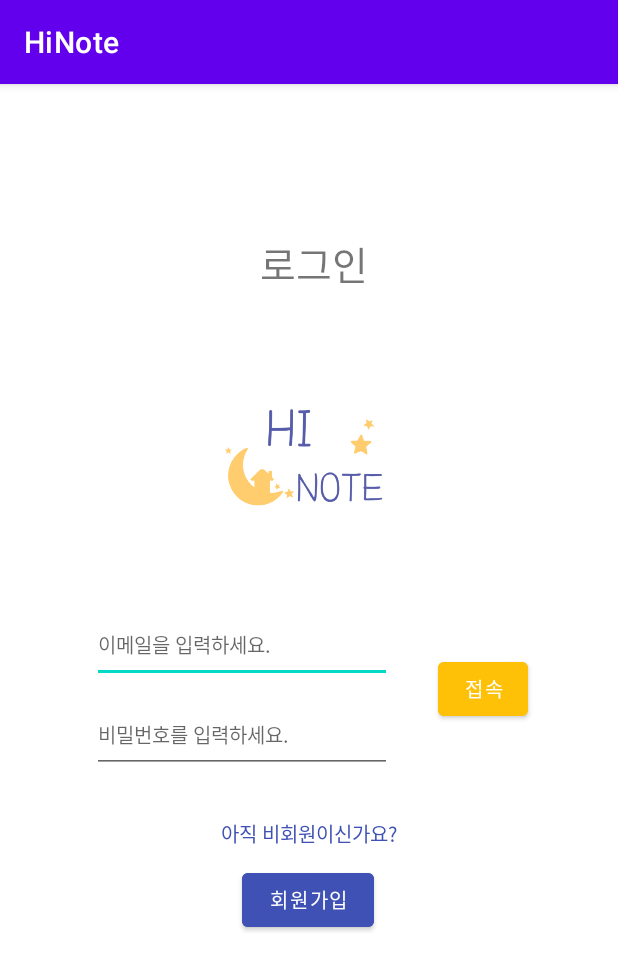
After one commit to sme1029/Toy_Codingdong, an Android app: the LogActivity screen opened directly, with no data from a screen before it, on a phone screen of 412 x 824 dp. The commit adds this screen. Shown: the top 970 px of the screen. Run offline under Robolectric (Android 15) with nearby library versions, the phone set to English and light mode, and no system bars; our stand-ins replace Firebase (no records; nobody signed in at launch, a user with empty details on screens opened directly); 1 statement that could not run was skipped.

Commit message:
10월28일 금요일 13시

```diff
--- a/hiNote/app/src/main/AndroidManifest.xml
+++ b/hiNote/app/src/main/AndroidManifest.xml
@@ -14,6 +14,12 @@
             android:theme="@style/Theme.HiNote"
             tools:targetApi="31">
         <activity
+                android:name=".LogActivity"
+                android:exported="false"/>
+        <activity
+                android:name=".JoinActivity"
+                android:exported="false"/>
+        <activity
                 android:name=".MainActivity"
                 android:exported="true">
             <intent-filter>
--- /dev/null
+++ b/hiNote/app/src/main/java/com/greedy/hinote/LogActivity.kt
@@ -0,0 +1,71 @@
+package com.greedy.hinote
+
+import android.content.Intent
+import androidx.appcompat.app.AppCompatActivity
+import android.os.Bundle
+import android.widget.Toast
+import com.google.firebase.auth.FirebaseAuth
+import com.google.firebase.auth.ktx.auth
+import com.google.firebase.ktx.Firebase
+import com.greedy.hinote.databinding.ActivityLogBinding
+
+class LogActivity : AppCompatActivity() {
+
+    private lateinit var auth: FirebaseAuth
+    private val binding by lazy { ActivityLogBinding.inflate(layoutInflater) }
+
+    override fun onCreate(savedInstanceState: Bundle?) {
+        super.onCreate(savedInstanceState)
+        setContentView(binding.root)
+
+        // Initialize Firebase Auth
+        auth = Firebase.auth
+
+        /* 회원가입 이동 */
+        binding.join.setOnClickListener {
+            startActivity(Intent(this, JoinActivity::class.java))
+        }
+
+        /* 접속 */
+        binding.btnLogin.setOnClickListener {
+
+            val email = binding.email.text.toString()
+            val password = binding.password.text.toString()
+
+            /* 유효성 검사 */
+            if(email.isNotEmpty() && password.isNotEmpty()){
+                signIn(email, password)
+            }else{
+                Toast.makeText(this, "이메일과 비밀번호를 전부 입력하세요.", Toast.LENGTH_SHORT).show()
+            }
+
+        }
+    }
+
+    private fun signIn(email: String, password: String) {
+        auth.signInWithEmailAndPassword(email, password)
+            .addOnCompleteListener(this) { task ->
+                if (task.isSuccessful) {
+                    Toast.makeText(this, "하이노트에 오신 것을 환영합니다.", Toast.LENGTH_SHORT).show()
+                    moveMainPage()
+                } else {
+                    Toast.makeText(this, "입력하신 정보가 틀렸습니다.", Toast.LENGTH_SHORT).show()
+
+                }
+            }
+    }
+
+    public override fun onStart() {
+        super.onStart()
+        // Check if user is signed in (non-null) and update UI accordingly.
+        val currentUser = auth.currentUser
+        if(currentUser != null){
+            moveMainPage()
+        }
+    }
+
+    fun moveMainPage(){
+        startActivity(Intent(this, MainActivity::class.java))
+        finish()
+    }
+}
--- /dev/null
+++ b/hiNote/app/src/main/res/layout/activity_log.xml
@@ -0,0 +1,94 @@
+<?xml version="1.0" encoding="utf-8"?>
+<androidx.constraintlayout.widget.ConstraintLayout
+        xmlns:android="http://schemas.android.com/apk/res/android"
+        xmlns:tools="http://schemas.android.com/tools"
+        xmlns:app="http://schemas.android.com/apk/res-auto"
+        android:layout_width="match_parent"
+        android:layout_height="match_parent"
+        tools:context=".LogActivity">
+    <TextView
+            android:text="로그인"
+            android:layout_width="wrap_content"
+            android:layout_height="wrap_content"
+            android:id="@+id/textView"
+            android:textSize="26sp"
+            app:layout_constraintTop_toTopOf="parent"
+            app:layout_constraintStart_toStartOf="parent"
+            app:layout_constraintEnd_toEndOf="parent"
+            android:layout_marginTop="100dp"
+            app:layout_constraintHorizontal_bias="0.51"/>
+    <ImageView
+            android:layout_width="200dp"
+            android:layout_height="150dp"
+            android:src="@drawable/hinote"
+            android:id="@+id/imageView"
+            app:layout_constraintTop_toBottomOf="@+id/textView"
+            app:layout_constraintStart_toStartOf="parent"
+            app:layout_constraintEnd_toEndOf="parent"
+            android:layout_marginTop="30dp"
+            app:layout_constraintHorizontal_bias="0.498"/>
+    <EditText
+            android:layout_width="200dp"
+            android:layout_height="50dp"
+            android:inputType="textPersonName"
+            android:hint="이메일을 입력하세요."
+            android:ems="10"
+            android:id="@+id/email"
+            app:layout_constraintTop_toBottomOf="@+id/imageView"
+            app:layout_constraintStart_toStartOf="parent"
+            app:layout_constraintEnd_toStartOf="@+id/btnLogin"
+            android:layout_marginTop="30dp"
+            app:layout_constraintHorizontal_bias="0.504"
+            android:layout_marginStart="30dp"
+            android:textSize="13sp"
+    />
+    <EditText
+            android:layout_width="200dp"
+            android:layout_height="50dp"
+            android:inputType="textPassword"
+            android:hint="비밀번호를 입력하세요."
+            android:ems="10"
+            android:id="@+id/password"
+            app:layout_constraintTop_toBottomOf="@+id/email"
+            app:layout_constraintStart_toStartOf="parent"
+            app:layout_constraintEnd_toStartOf="@+id/btnLogin"
+            android:layout_marginTop="10dp"
+            app:layout_constraintHorizontal_bias="0.504"
+            android:layout_marginStart="30dp"
+            android:textSize="13sp"
+    />
+    <Button
+            android:text="접속"
+            android:layout_width="60dp"
+            android:layout_height="wrap_content"
+            android:id="@+id/btnLogin"
+            app:layout_constraintEnd_toEndOf="parent"
+            app:layout_constraintTop_toBottomOf="@+id/imageView"
+            android:layout_marginTop="60dp"
+            android:layout_marginEnd="60dp"
+            android:textSize="13sp"
+            android:backgroundTint="#FFC107"/>
+    <TextView
+            android:text="아직 비회원이신가요?"
+            android:layout_width="wrap_content"
+            android:layout_height="wrap_content"
+            android:id="@+id/textView4"
+            app:layout_constraintTop_toBottomOf="@+id/password"
+            app:layout_constraintStart_toStartOf="parent"
+            app:layout_constraintEnd_toEndOf="parent"
+            android:layout_marginTop="30dp"
+            android:textSize="13sp"
+            android:textColor="#3F51B5"/>
+    <Button
+            android:text="회원가입"
+            android:layout_width="wrap_content"
+            android:layout_height="wrap_content"
+            android:id="@+id/join"
+            app:layout_constraintStart_toStartOf="parent"
+            app:layout_constraintEnd_toEndOf="parent"
+            app:layout_constraintTop_toBottomOf="@+id/textView4"
+            android:layout_marginTop="10dp"
+            android:textSize="13sp"
+            app:layout_constraintHorizontal_bias="0.498"
+            android:backgroundTint="#3F51B5"/>
+</androidx.constraintlayout.widget.ConstraintLayout>
```
Also changed, not shown: hiNote/app/build.gradle (+15 -0 lines), hiNote/app/src/main/java/com/greedy/hinote/JoinActivity.kt (added, +60 -0 lines), hiNote/app/src/main/java/com/greedy/hinote/MainActivity.kt (+23 -3 lines), hiNote/app/src/main/res/layout/activity_join.xml (added, +81 -0 lines), hiNote/app/src/main/res/layout/activity_main.xml (+39 -3 lines), hiNote/build.gradle (+16 -0 lines), hiNote/app/src/main/res/drawable/hinote.png (added), 1 other file.
